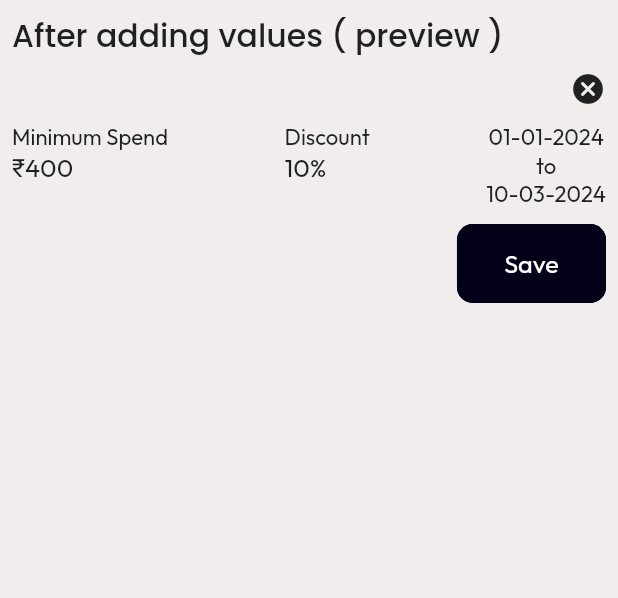
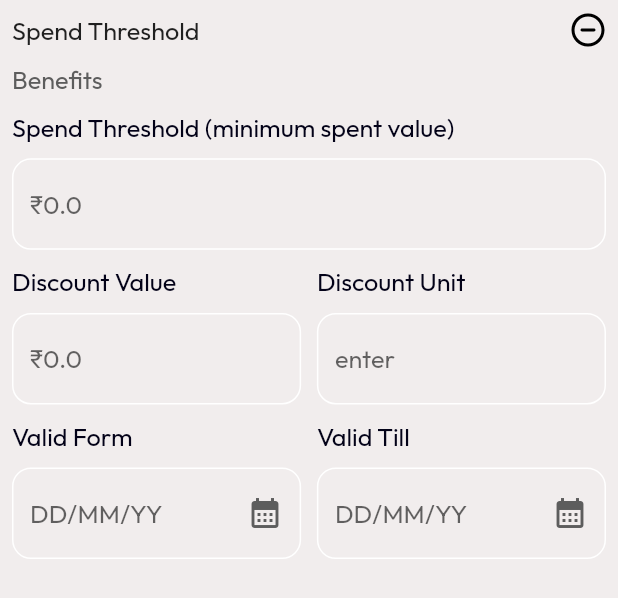
Before and after one commit to geetakularia/carbooking_owner_firebase, a Flutter app: the TieredDiscountScreen widget shown alone on an empty page, opened directly with empty values, on a phone screen of 412 x 824 dp. Shown: the top 598 px of the screen. Run offline on Flutter 3.47's test engine with Material 3 defaults, Android fonts, the phone set to English and light mode, and no system bars; our stand-ins replace blurrycontainer, carousel_slider, cloud_firestore, custom_rating_bar, emoji_picker_flutter, firebase_auth and 13 more; accounts and stored records are empty; project files that could hold a hidden picture were left out.

```diff
--- a/lib/Components/Widget/TieredDiscount_widget.dart
+++ b/lib/Components/Widget/TieredDiscount_widget.dart
@@ -1,4 +1,3 @@
-import 'package:car_booking_owner/Components/Buttons/primary_button.dart';
 import 'package:car_booking_owner/Components/Text_field/Datetimetextfield.dart';
 import 'package:car_booking_owner/Components/Text_field/Textfieldwithtitle.dart';
 import 'package:car_booking_owner/I18n/Translation.dart';
@@ -29,7 +28,7 @@ class TieredDiscountScreen extends StatefulWidget {
 }
 
 class _TieredDiscountScreenState extends State<TieredDiscountScreen> {
-  bool showvaluecontainer = false;
+  bool showvaluecontainer = true;
   DateTime selectedDate = DateTime.now();
 
   final TextEditingController datecontrollrs = TextEditingController();
@@ -40,13 +39,21 @@ class _TieredDiscountScreenState extends State<TieredDiscountScreen> {
       child: Column(crossAxisAlignment: CrossAxisAlignment.start, children: [
         showvaluecontainer
             ? Column(
+                crossAxisAlignment: CrossAxisAlignment.start,
                 children: [
                   Row(
                     mainAxisAlignment: MainAxisAlignment.spaceBetween,
                     children: [
                       Text(languageconst.SpendThreshold.tr,
                           style: manageData.appTextTheme.fs16Normal),
-                      SvgPicture.asset(manageData.appsvgimg.spendthreshold)
+                      InkWell(
+                          onTap: () {
+                            setState(() {
+                              showvaluecontainer = !showvaluecontainer;
+                            });
+                          },
+                          child: SvgPicture.asset(
+                              manageData.appsvgimg.spendthreshold))
                     ],
                   ),
                   heightY(10.h),
@@ -132,86 +139,100 @@ class _TieredDiscountScreenState extends State<TieredDiscountScreen> {
                   ),
                 ],
               )
-            : Column(
-                crossAxisAlignment: CrossAxisAlignment.start,
+            : Row(
+                mainAxisAlignment: MainAxisAlignment.spaceBetween,
                 children: [
-                  Text(
-                    "After adding values ( preview ) ",
-                    style: manageData.appTextTheme.fs20Medium,
-                  ),
-                  heightY(7.h),
-                  Align(
-                      alignment: Alignment.topRight,
-                      child: GestureDetector(
-                          onTap: () {
-                            setState(() {
-                              showvaluecontainer = !showvaluecontainer;
-                            });
-                          },
-                          child: Icon(Icons.cancel_rounded))),
-                  heightY(10.h),
-                  Row(
-                    mainAxisAlignment: MainAxisAlignment.spaceBetween,
-                    crossAxisAlignment: CrossAxisAlignment.start,
-                    children: [
-                      Column(
-                        crossAxisAlignment: CrossAxisAlignment.start,
-                        children: [
-                          Text(
-                            languageconst.MinimumSpend.tr,
-                            style: manageData.appTextTheme.fs14Normal,
-                          ),
-                          Text(
-                            "₹400",
-                            style: manageData.appTextTheme.fs16Normal,
-                          ),
-                        ],
-                      ),
-                      Column(
-                        crossAxisAlignment: CrossAxisAlignment.start,
-                        children: [
-                          Text(
-                            languageconst.discount.tr,
-                            style: manageData.appTextTheme.fs14Normal,
-                          ),
-                          Text(
-                            "10%",
-                            style: manageData.appTextTheme.fs16Normal,
-                          ),
-                        ],
-                      ),
-                      Column(
-                        mainAxisAlignment: MainAxisAlignment.start,
-                        mainAxisSize: MainAxisSize.min,
-                        children: [
-                          Text(
-                            "01-01-2024",
-                            style: manageData.appTextTheme.fs14Normal,
-                          ),
-                          Text(
-                            "to",
-                            style: manageData.appTextTheme.fs14Normal,
-                          ),
-                          Text(
-                            "10-03-2024",
-                            style: manageData.appTextTheme.fs14Normal,
-                          ),
-                        ],
-                      ),
-                    ],
-                  ),
+                  Text(languageconst.SpendThreshold.tr,
+                      style: manageData.appTextTheme.fs16Normal),
+                  InkWell(
+                      onTap: () {
+                        setState(() {
+                          showvaluecontainer = !showvaluecontainer;
+                        });
+                      },
+                      child: Icon(Icons.add))
                 ],
               ),
-        heightY(10.h),
-        Align(
-            alignment: Alignment.bottomRight,
-            child: PrimaryButton(
-                title: "Save",
-                onPressed: () {
-                  setState(() {
-                    showvaluecontainer = !showvaluecontainer;
-                  });
-                })),
+        // : Column(
+        //     crossAxisAlignment: CrossAxisAlignment.start,
+        //     children: [
+        //       Text(
+        //         "After adding values ( preview ) ",
+        //         style: manageData.appTextTheme.fs20Medium,
+        //       ),
+        //       heightY(7.h),
+        //       Align(
+        //           alignment: Alignment.topRight,
+        //           child: GestureDetector(
+        //               onTap: () {
+        //                 setState(() {
+        //                   showvaluecontainer = !showvaluecontainer;
+        //                 });
+        //               },
+        //               child: Icon(Icons.cancel_rounded))),
+        //       heightY(10.h),
+        //       Row(
+        //         mainAxisAlignment: MainAxisAlignment.spaceBetween,
+        //         crossAxisAlignment: CrossAxisAlignment.start,
+        //         children: [
+        //           Column(
+        //             crossAxisAlignment: CrossAxisAlignment.start,
+        //             children: [
+        //               Text(
+        //                 languageconst.MinimumSpend.tr,
+        //                 style: manageData.appTextTheme.fs14Normal,
+        //               ),
+        //               Text(
+        //                 "₹400",
+        //                 style: manageData.appTextTheme.fs16Normal,
+        //               ),
+        //             ],
+        //           ),
+        //           Column(
+        //             crossAxisAlignment: CrossAxisAlignment.start,
+        //             children: [
+        //               Text(
+        //                 languageconst.discount.tr,
+        //                 style: manageData.appTextTheme.fs14Normal,
+        //               ),
+        //               Text(
+        //                 "10%",
+        //                 style: manageData.appTextTheme.fs16Normal,
+        //               ),
+        //             ],
+        //           ),
+        //           Column(
+        //             mainAxisAlignment: MainAxisAlignment.start,
+        //             mainAxisSize: MainAxisSize.min,
+        //             children: [
+        //               Text(
+        //                 "01-01-2024",
+        //                 style: manageData.appTextTheme.fs14Normal,
+        //               ),
+        //               Text(
+        //                 "to",
+        //                 style: manageData.appTextTheme.fs14Normal,
+        //               ),
+        //               Text(
+        //                 "10-03-2024",
+        //                 style: manageData.appTextTheme.fs14Normal,
+        //               ),
+        //             ],
+        //           ),
+        //         ],
+        //       ),
+        //     ],
+        //   ),
+        // heightY(10.h),
+        // Align(
+        //     alignment: Alignment.bottomRight,
+        //     child: PrimaryButton(
+        //         title: "Save",
+        //         onPressed: () {
+        //           setState(() {
+        //             showvaluecontainer = !showvaluecontainer;
+        //           });
+        //         })),
       ]),
     );
   }
--- a/lib/Utils/Routes/routes.dart
+++ b/lib/Utils/Routes/routes.dart
@@ -16,7 +16,7 @@ import 'package:car_booking_owner/Views/Screens/Setting/Faq/Addquestion.dart';
 import 'package:car_booking_owner/Views/Screens/Setting/Offer/AddOfferDetails_screen.dart';
 import 'package:car_booking_owner/Views/Screens/Setting/Offer/Add_offer_Screen.dart';
 import 'package:car_booking_owner/Views/Screens/Setting/Payment_Method/Addcard_screen.dart';
-import 'package:car_booking_owner/Views/Screens/Setting/Coupon_screen.dart';
+import 'package:car_booking_owner/Views/Screens/Setting/Coupon/Coupon_screen.dart';
 import 'package:car_booking_owner/Views/Screens/Setting/Faq/Faq_Screen.dart';
 import 'package:car_booking_owner/Views/Screens/Home/RentalCarSeeAll.dart';
 import 'package:car_booking_owner/Views/Screens/Home/ReviewScreen.dart';
--- a/lib/Views/Screens/Bookings/BookingDetailsScreen.dart
+++ b/lib/Views/Screens/Bookings/BookingDetailsScreen.dart
@@ -151,7 +151,7 @@ class BookingDetailsScreen extends StatelessWidget {
                           ),
                           heightY(10.h),
                           Text(
-                            dataId.address.toString(),
+                            dataId.address!.addressTitle.toString(),
                             style: manageData.appTextTheme.fs16Normal,
                           ),
                           heightY(15.h),
@@ -162,7 +162,7 @@ class BookingDetailsScreen extends StatelessWidget {
                           ),
                           heightY(10.h),
                           Text(
-                            dataId.destination.toString(),
+                            dataId.destination!.addressTitle.toString(),
                             style: manageData.appTextTheme.fs16Normal,
                           ),
                         ],
--- a/lib/Views/Screens/Setting/Offer/Offer_screen.dart
+++ b/lib/Views/Screens/Setting/Offer/Offer_screen.dart
@@ -23,7 +23,7 @@ class OfferScreen extends StatelessWidget {
                 child: PrimaryButton(
                     title: languageconst.addoffers.tr,
                     onPressed: () {
-                      Get.toNamed("/addoffer");
+                      Get.toNamed(RoutesName.addoffer);
                     }))
           ],
         ),
--- a/lib/Views/SplashScreen/Splash_Screen.dart
+++ b/lib/Views/SplashScreen/Splash_Screen.dart
@@ -34,7 +34,7 @@ class _Splash_ScreenState extends State<Splash_Screen> {
       await Get.find<CarController>().getCars();
       await Get.find<OfferController>().getoffers();
       await Get.find<BookingController>().getCarsBooking();
-      await Get.find<CouponController>().getCarsBooking();
+      await Get.find<CouponController>().getcouponcode();
     });
   }
 
```
Also changed, not shown: lib/Controllers/CouponController.dart (+24 -1 lines), lib/Models/BookingCarModel.dart (+74 -6 lines), lib/Views/Screens/Setting/Coupon/CouponHistory.dart (added, +92 -0 lines), lib/Views/Screens/Setting/Coupon/Coupon_screen.dart (renamed from lib/Views/Screens/Setting/Coupon_screen.dart, +12 -0 lines), lib/Views/Screens/Home/BookingSeeAll.dart (line endings or trailing spaces).
